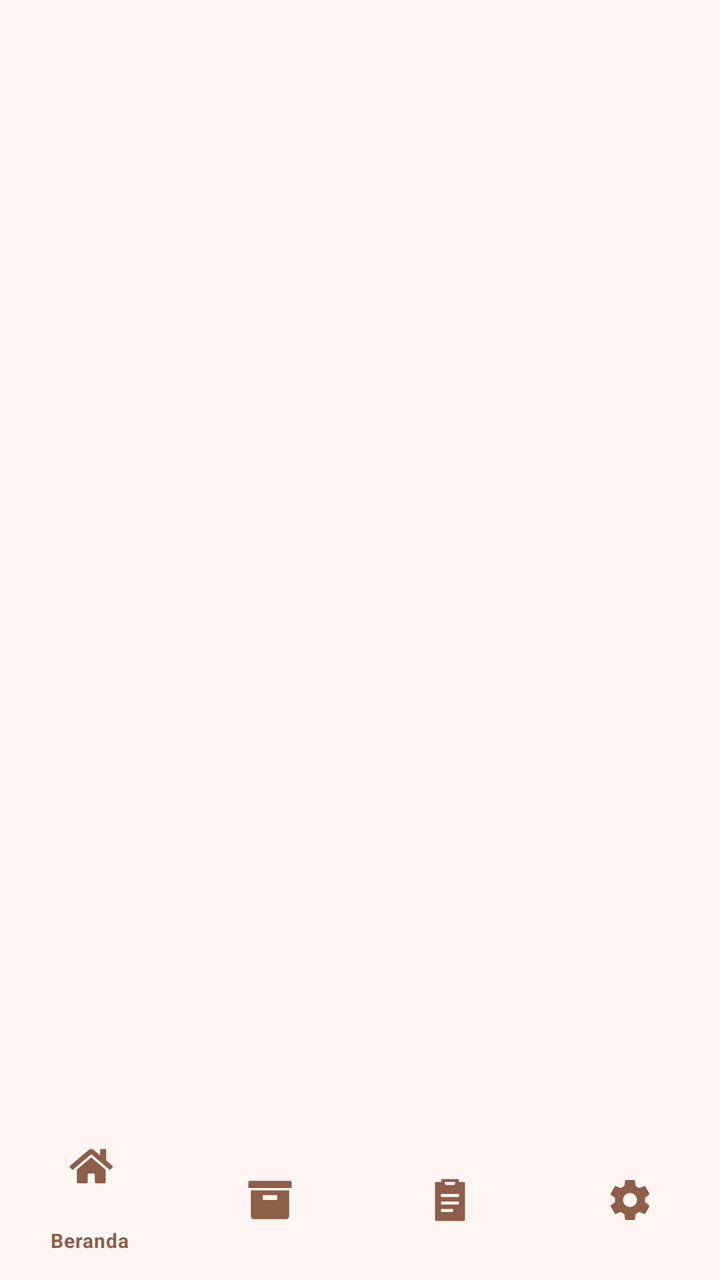
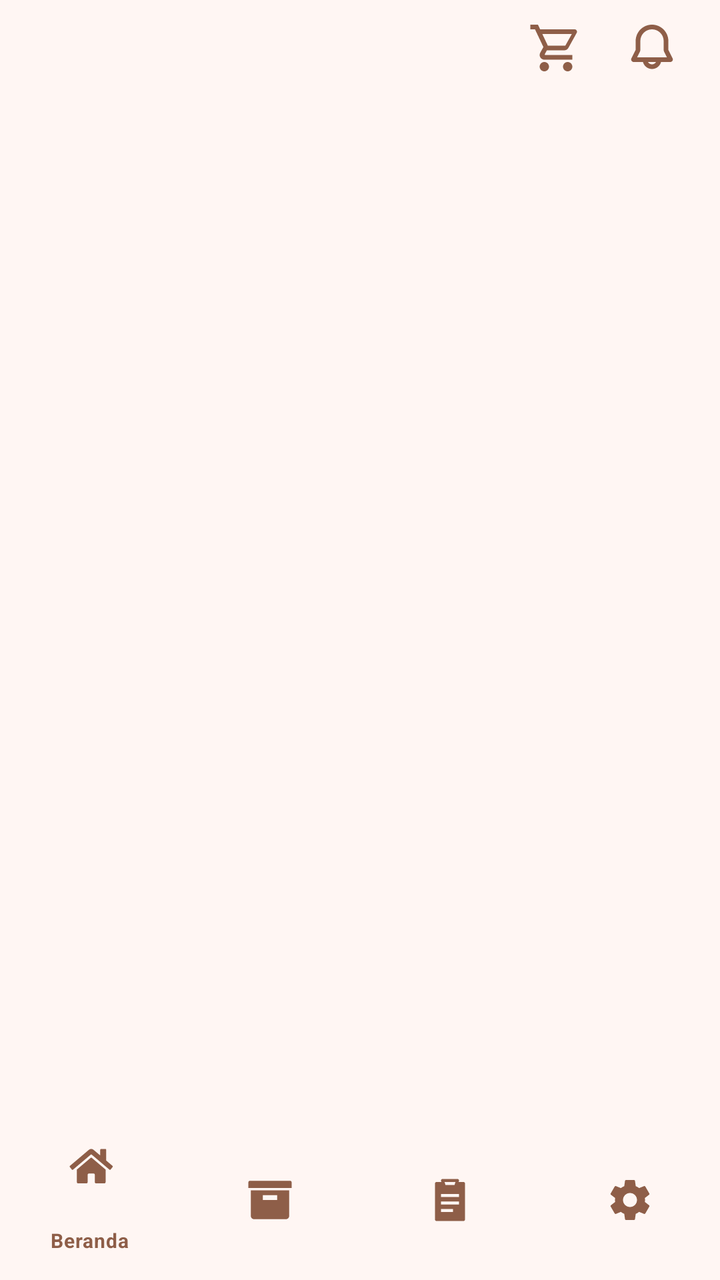

Compare the two renders of this Android layout. The source of the first and the diff that turns it into the second are given below.
<!-- AndroidManifest.xml: application theme Theme.RahmatBakery -->
<!-- res/layout/activity_dashboard.xml -->
<?xml version="1.0" encoding="utf-8"?>
<androidx.constraintlayout.widget.ConstraintLayout xmlns:android="http://schemas.android.com/apk/res/android"
    xmlns:app="http://schemas.android.com/apk/res-auto"
    xmlns:tools="http://schemas.android.com/tools"
    android:layout_width="match_parent"
    android:layout_height="match_parent"
    tools:context=".MainActivity"
    android:background="@color/background"
    android:id="@+id/main">

    <FrameLayout
        android:id="@+id/frameLayout"
        android:layout_width="0dp"
        android:layout_height="0dp"
        app:layout_constraintBottom_toTopOf="@id/bottomNav"
        app:layout_constraintStart_toStartOf="parent"
        app:layout_constraintEnd_toEndOf="parent"
        app:layout_constraintTop_toTopOf="parent"/>

    <com.google.android.material.bottomnavigation.BottomNavigationView
        android:id="@+id/bottomNav"
        app:itemActiveIndicatorStyle="@null"
        android:layout_width="match_parent"
        android:layout_height="wrap_content"
        app:menu="@menu/menus"
        app:layout_constraintBottom_toBottomOf="parent"
        app:layout_constraintStart_toStartOf="parent"
        app:layout_constraintEnd_toEndOf="parent"
        android:background="@color/background"
        app:itemIconTint="@color/nav_item_color"
        app:itemTextColor="@color/nav_item_color"
        app:itemTextAppearanceActive="@style/BottomNavTextActive"
        app:itemTextAppearanceInactive="@style/BottomNavTextInactive"
        app:itemBackground="@drawable/nav_item_background"
        app:itemIconSize="24dp"
        app:itemGravity="center"

        />





</androidx.constraintlayout.widget.ConstraintLayout>
<!-- resources referenced by this layout -->
<resources>
  <color name="background">#FFF6F3</color>
  <!-- drawable nav_item_background (drawable) -->
  <?xml version="1.0" encoding="utf-8"?>
  <selector xmlns:android="http://schemas.android.com/apk/res/android">
      <item android:drawable="@android:color/transparent" android:state_checked="true"/>
      <item android:drawable="@android:color/transparent"/>
  </selector>
  <style name="BottomNavTextActive" parent="TextAppearance.MaterialComponents.Caption">
          <item name="android:textSize">10sp</item>
          <item name="android:textStyle">bold</item>
      </style>
  <style name="BottomNavTextInactive" parent="TextAppearance.MaterialComponents.Caption">
          <item name="android:textSize">8sp</item>
          <item name="android:textStyle">normal</item>
      </style>
  <style name="Theme.RahmatBakery" parent="Base.Theme.RahmatBakery" />
  <color name="primary">#8E5E48</color>
  <!-- unchanged entries left out for length: 1 -->
</resources>

<!-- the commit's change to res/layout/activity_dashboard.xml (unified diff, before → after) -->
@@ -8,14 +8,53 @@
     android:background="@color/background"
     android:id="@+id/main">
 
+    <RelativeLayout
+        android:id="@+id/topNav"
+        android:layout_width="match_parent"
+        android:layout_height="wrap_content"
+        android:padding="10dp"
+        app:layout_constraintTop_toTopOf="parent"
+        >
+
+        <TextView
+            android:id="@+id/judul_halaman"
+            android:layout_marginStart="10dp"
+            android:layout_width="wrap_content"
+            android:layout_height="wrap_content"
+            android:textColor="@color/primary"
+            style="@style/TextAppearance.Material3.HeadlineSmall.Emphasized"
+            />
+
+        <ImageView
+            android:id="@+id/icon_cart"
+            android:layout_width="28dp"
+            android:layout_height="28dp"
+            android:background="@android:color/transparent"
+            android:src="@drawable/cart"
+            android:layout_marginEnd="20dp"
+            android:layout_toStartOf="@id/icon_notif"
+            />
+
+        <ImageView
+            android:id="@+id/icon_notif"
+            android:layout_width="28dp"
+            android:layout_height="28dp"
+            android:background="@android:color/transparent"
+            android:src="@drawable/notif"
+            android:layout_alignParentEnd="true"
+            android:layout_marginEnd="10dp"
+            />
+
+    </RelativeLayout>
+
     <FrameLayout
         android:id="@+id/frameLayout"
         android:layout_width="0dp"
         android:layout_height="0dp"
         app:layout_constraintBottom_toTopOf="@id/bottomNav"
+        app:layout_constraintTop_toBottomOf="@id/topNav"
         app:layout_constraintStart_toStartOf="parent"
-        app:layout_constraintEnd_toEndOf="parent"
-        app:layout_constraintTop_toTopOf="parent"/>
+        app:layout_constraintEnd_toEndOf="parent"/>
 
     <com.google.android.material.bottomnavigation.BottomNavigationView
         android:id="@+id/bottomNav"
<!-- resource entries referenced after the edit -->
@@ -7,6 +7,17 @@
       <item android:drawable="@android:color/transparent" android:state_checked="true"/>
       <item android:drawable="@android:color/transparent"/>
   </selector>
+  <!-- drawable notif (drawable) -->
+  <vector xmlns:android="http://schemas.android.com/apk/res/android"
+      android:width="36dp"
+      android:height="36dp"
+      android:viewportWidth="36"
+      android:viewportHeight="36">
+    <path
+        android:pathData="M7.5,13.5C7.5,10.715 8.606,8.045 10.575,6.075C12.545,4.106 15.215,3 18,3C20.785,3 23.455,4.106 25.425,6.075C27.394,8.045 28.5,10.715 28.5,13.5V19.146L31.233,24.612C31.359,24.864 31.418,25.143 31.406,25.424C31.393,25.705 31.309,25.978 31.161,26.218C31.013,26.457 30.806,26.654 30.561,26.791C30.315,26.928 30.038,27 29.757,27H23.811C23.477,28.287 22.726,29.427 21.674,30.241C20.622,31.055 19.33,31.497 18,31.497C16.67,31.497 15.378,31.055 14.326,30.241C13.274,29.427 12.523,28.287 12.189,27H6.243C5.962,27 5.685,26.928 5.439,26.791C5.194,26.654 4.987,26.457 4.839,26.218C4.691,25.978 4.607,25.705 4.594,25.424C4.582,25.143 4.641,24.864 4.767,24.612L7.5,19.146V13.5ZM15.402,27C15.665,27.456 16.044,27.835 16.5,28.098C16.956,28.361 17.473,28.5 18,28.5C18.527,28.5 19.044,28.361 19.5,28.098C19.956,27.835 20.335,27.456 20.598,27H15.402ZM18,6C16.011,6 14.103,6.79 12.697,8.197C11.29,9.603 10.5,11.511 10.5,13.5V19.146C10.5,19.611 10.392,20.071 10.184,20.487L8.429,24H27.573L25.818,20.487C25.609,20.071 25.5,19.612 25.5,19.146V13.5C25.5,11.511 24.71,9.603 23.303,8.197C21.897,6.79 19.989,6 18,6Z"
+        android:fillColor="#8E5E48"
+        android:fillType="evenOdd"/>
+  </vector>
   <style name="BottomNavTextActive" parent="TextAppearance.MaterialComponents.Caption">
           <item name="android:textSize">10sp</item>
           <item name="android:textStyle">bold</item>
@@ -17,6 +28,16 @@
       </style>
   <style name="Theme.RahmatBakery" parent="Base.Theme.RahmatBakery" />
   <color name="primary">#8E5E48</color>
+  <!-- drawable cart (drawable) -->
+  <vector xmlns:android="http://schemas.android.com/apk/res/android"
+      android:width="34dp"
+      android:height="34dp"
+      android:viewportWidth="34"
+      android:viewportHeight="34">
+    <path
+        android:pathData="M24.083,25.5C24.835,25.5 25.556,25.798 26.087,26.33C26.618,26.861 26.917,27.582 26.917,28.333C26.917,29.085 26.618,29.805 26.087,30.337C25.556,30.868 24.835,31.167 24.083,31.167C23.332,31.167 22.611,30.868 22.08,30.337C21.549,29.805 21.25,29.085 21.25,28.333C21.25,26.761 22.511,25.5 24.083,25.5ZM1.417,2.833H6.049L7.381,5.667H28.333C28.709,5.667 29.069,5.816 29.335,6.082C29.601,6.347 29.75,6.708 29.75,7.083C29.75,7.324 29.679,7.565 29.58,7.792L24.508,16.957C24.027,17.822 23.092,18.417 22.029,18.417H11.475L10.2,20.726L10.158,20.896C10.158,20.99 10.195,21.08 10.261,21.146C10.328,21.213 10.418,21.25 10.512,21.25H26.917V24.083H9.917C9.165,24.083 8.445,23.785 7.913,23.253C7.382,22.722 7.083,22.001 7.083,21.25C7.083,20.754 7.211,20.287 7.423,19.89L9.35,16.419L4.25,5.667H1.417V2.833ZM9.917,25.5C10.668,25.5 11.389,25.798 11.92,26.33C12.452,26.861 12.75,27.582 12.75,28.333C12.75,29.085 12.452,29.805 11.92,30.337C11.389,30.868 10.668,31.167 9.917,31.167C9.165,31.167 8.445,30.868 7.913,30.337C7.382,29.805 7.083,29.085 7.083,28.333C7.083,26.761 8.344,25.5 9.917,25.5ZM22.667,15.583L26.605,8.5H8.698L12.042,15.583H22.667Z"
+        android:fillColor="#8E5E48"/>
+  </vector>
   <!-- unchanged entries left out for length: 1 -->
 </resources>
 
